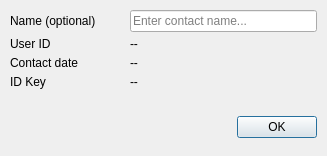
Old version of the form BlockSettleUILib/EditContactDialog.ui in the repository BlockSettle/terminal.
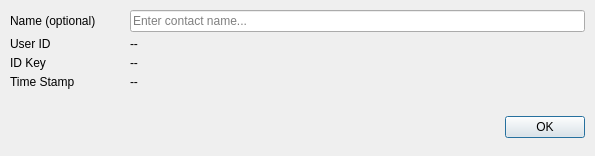
New version of the form.

Commit message: Updated show id key and timestamp in edit dialog

```diff
--- a/BlockSettleUILib/EditContactDialog.ui
+++ b/BlockSettleUILib/EditContactDialog.ui
@@ -6,7 +6,7 @@
    <rect>
     <x>0</x>
     <y>0</y>
-    <width>327</width>
+    <width>595</width>
     <height>156</height>
    </rect>
   </property>
@@ -186,56 +186,6 @@
               </layout>
              </widget>
             </item>
-            <item>
-             <widget class="QWidget" name="dateWidget" native="true">
-              <layout class="QHBoxLayout" name="horizontalLayout_5">
-               <property name="spacing">
-                <number>5</number>
-               </property>
-               <property name="leftMargin">
-                <number>0</number>
-               </property>
-               <property name="topMargin">
-                <number>0</number>
-               </property>
-               <property name="rightMargin">
-                <number>0</number>
-               </property>
-               <property name="bottomMargin">
-                <number>0</number>
-               </property>
-               <item>
-                <widget class="QLabel" name="contactDateLabel">
-                 <property name="minimumSize">
-                  <size>
-                   <width>115</width>
-                   <height>0</height>
-                  </size>
-                 </property>
-                 <property name="maximumSize">
-                  <size>
-                   <width>115</width>
-                   <height>16777215</height>
-                  </size>
-                 </property>
-                 <property name="text">
-                  <string>Contact date</string>
-                 </property>
-                </widget>
-               </item>
-               <item>
-                <widget class="QLabel" name="contactDateLineEdit">
-                 <property name="text">
-                  <string>--</string>
-                 </property>
-                 <property name="whiteLabel" stdset="0">
-                  <bool>true</bool>
-                 </property>
-                </widget>
-               </item>
-              </layout>
-             </widget>
-            </item>
             <item>
              <widget class="QWidget" name="idKeyWidget" native="true">
               <layout class="QHBoxLayout" name="horizontalLayout_6">
@@ -286,6 +236,56 @@
               </layout>
              </widget>
             </item>
+            <item>
+             <widget class="QWidget" name="dateWidget" native="true">
+              <layout class="QHBoxLayout" name="horizontalLayout_5">
+               <property name="spacing">
+                <number>5</number>
+               </property>
+               <property name="leftMargin">
+                <number>0</number>
+               </property>
+               <property name="topMargin">
+                <number>0</number>
+               </property>
+               <property name="rightMargin">
+                <number>0</number>
+               </property>
+               <property name="bottomMargin">
+                <number>0</number>
+               </property>
+               <item>
+                <widget class="QLabel" name="contactDateLabel">
+                 <property name="minimumSize">
+                  <size>
+                   <width>115</width>
+                   <height>0</height>
+                  </size>
+                 </property>
+                 <property name="maximumSize">
+                  <size>
+                   <width>115</width>
+                   <height>16777215</height>
+                  </size>
+                 </property>
+                 <property name="text">
+                  <string>Time Stamp</string>
+                 </property>
+                </widget>
+               </item>
+               <item>
+                <widget class="QLabel" name="contactDateLineEdit">
+                 <property name="text">
+                  <string>--</string>
+                 </property>
+                 <property name="whiteLabel" stdset="0">
+                  <bool>true</bool>
+                 </property>
+                </widget>
+               </item>
+              </layout>
+             </widget>
+            </item>
            </layout>
           </widget>
          </item>
```
The commit also changes 2 other files.
